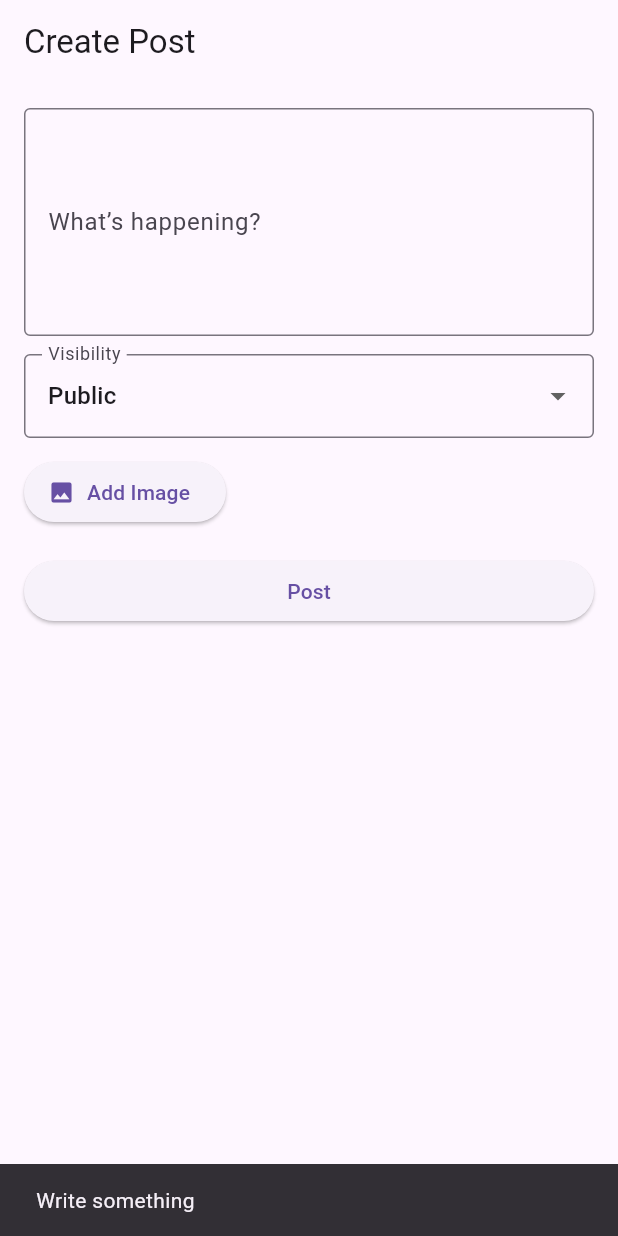
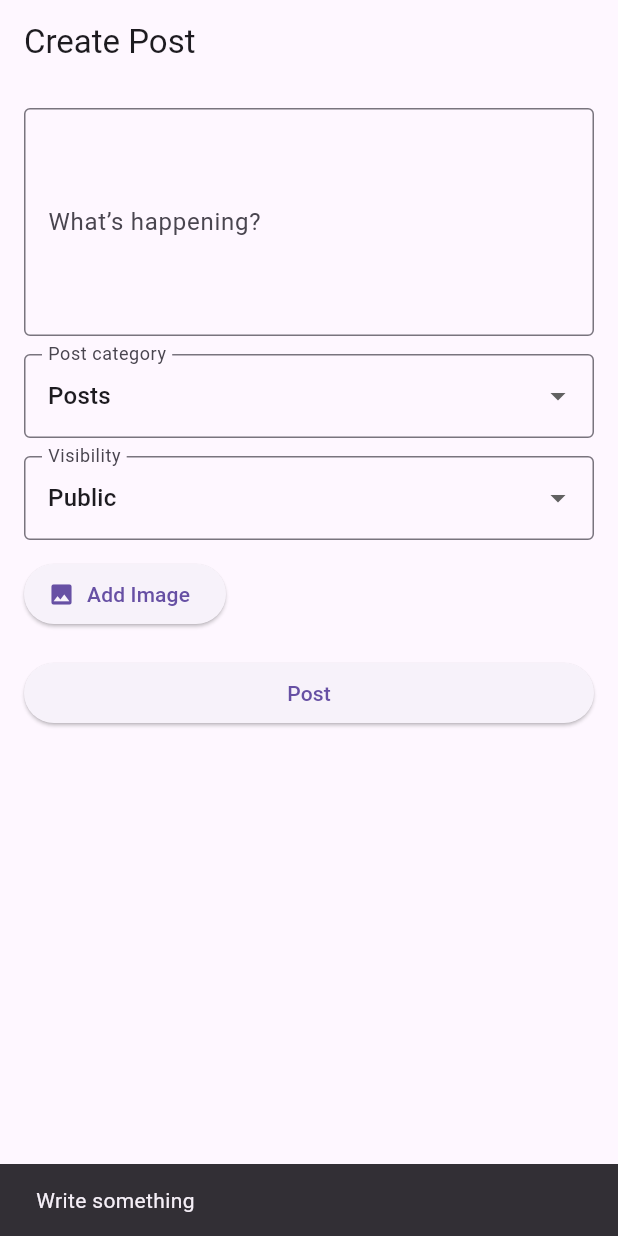
Before and after one commit to kashif-malik12/local_social, a Flutter app: the CreatePostScreen screen opened by its route, after a tap on "Post", on a phone screen of 412 x 824 dp. Run offline on Flutter 3.47's test engine with Material 3 defaults, Android fonts, the phone set to English and light mode, and no system bars; our stand-ins replace flutter_riverpod, geocoding, go_router, image_picker, supabase_flutter; accounts and stored records are empty.

Commit message:
add post type in create post

```diff
--- /dev/null
+++ b/lib/core/post_types.dart
@@ -0,0 +1,39 @@
+enum PostType {
+  post,
+  market,
+  serviceOffer,
+  serviceRequest,
+  lostFound,
+}
+
+extension PostTypeX on PostType {
+  String get dbValue {
+    switch (this) {
+      case PostType.post:
+        return 'post';
+      case PostType.market:
+        return 'market';
+      case PostType.serviceOffer:
+        return 'service_offer';
+      case PostType.serviceRequest:
+        return 'service_request';
+      case PostType.lostFound:
+        return 'lost_found';
+    }
+  }
+
+  String get label {
+    switch (this) {
+      case PostType.post:
+        return 'Posts';
+      case PostType.market:
+        return 'Buy & Sell';
+      case PostType.serviceOffer:
+        return 'Offer Service';
+      case PostType.serviceRequest:
+        return 'Request Service';
+      case PostType.lostFound:
+        return 'Lost & Found';
+    }
+  }
+}
--- a/lib/screens/create_post_screen.dart
+++ b/lib/screens/create_post_screen.dart
@@ -2,7 +2,7 @@ import 'package:flutter/material.dart';
 import 'package:go_router/go_router.dart';
 import 'package:image_picker/image_picker.dart';
 import 'package:supabase_flutter/supabase_flutter.dart';
-
+import '../core/post_types.dart';
 import '../services/post_service.dart';
 
 class CreatePostScreen extends StatefulWidget {
@@ -15,6 +15,8 @@ class CreatePostScreen extends StatefulWidget {
 class _CreatePostScreenState extends State<CreatePostScreen> {
   final _contentCtrl = TextEditingController();
   String _visibility = 'public';
+
+  PostType _selectedPostType = PostType.post;
 
   XFile? _imageXFile;
   bool _loading = false;
@@ -113,6 +115,7 @@ class _CreatePostScreenState extends State<CreatePostScreen> {
         longitude: lng.toDouble(),
         locationName: city,
         imageUrl: imageUrl,
+        postType: _selectedPostType.dbValue,
       );
 
       if (mounted) Navigator.pop(context, true);
@@ -144,6 +147,22 @@ class _CreatePostScreenState extends State<CreatePostScreen> {
               ),
             ),
             const SizedBox(height: 12),
+
+              DropdownButtonFormField<PostType>(
+                value: _selectedPostType,
+                items: PostType.values.map((t) {
+                  return DropdownMenuItem(
+                    value: t,
+                    child: Text(t.label),
+                  );
+                }).toList(),
+                onChanged: (v) => setState(() => _selectedPostType = v ?? PostType.post),
+                decoration: const InputDecoration(
+                  border: OutlineInputBorder(),
+                  labelText: 'Post category',
+                ),
+              ),
+              const SizedBox(height: 12),
 
             DropdownButtonFormField<String>(
               value: _visibility,
--- a/lib/services/post_service.dart
+++ b/lib/services/post_service.dart
@@ -71,6 +71,7 @@ class PostService {
   required double longitude,
   String? locationName,
   String? imageUrl,
+  required String postType,
 }) async {
   final user = _db.auth.currentUser;
   if (user == null) throw Exception('Not logged in');
@@ -83,8 +84,10 @@ class PostService {
     'longitude': longitude,
     'location_name': locationName,
     'image_url': imageUrl,
+    'post_type': postType, // ✅ ADD THIS LINE
   });
 }
+
 
   Future<List<Map<String, dynamic>>> fetchPublicFeed({int limit = 50}) async {
     final res = await _db
```
Lines whose indentation alone changed are shown as unchanged.
